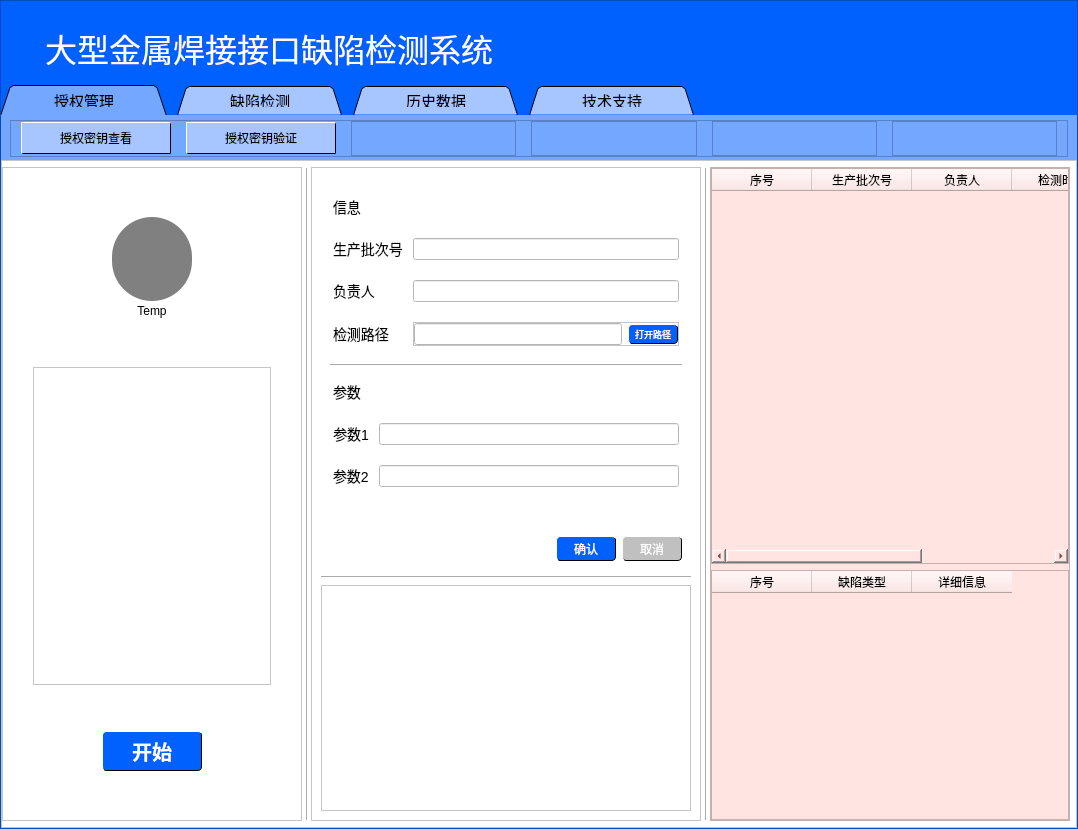
Above: WeldSentry/weldsentry_window.ui from McFly-byte/Weld before the change. Below: the same form after it.
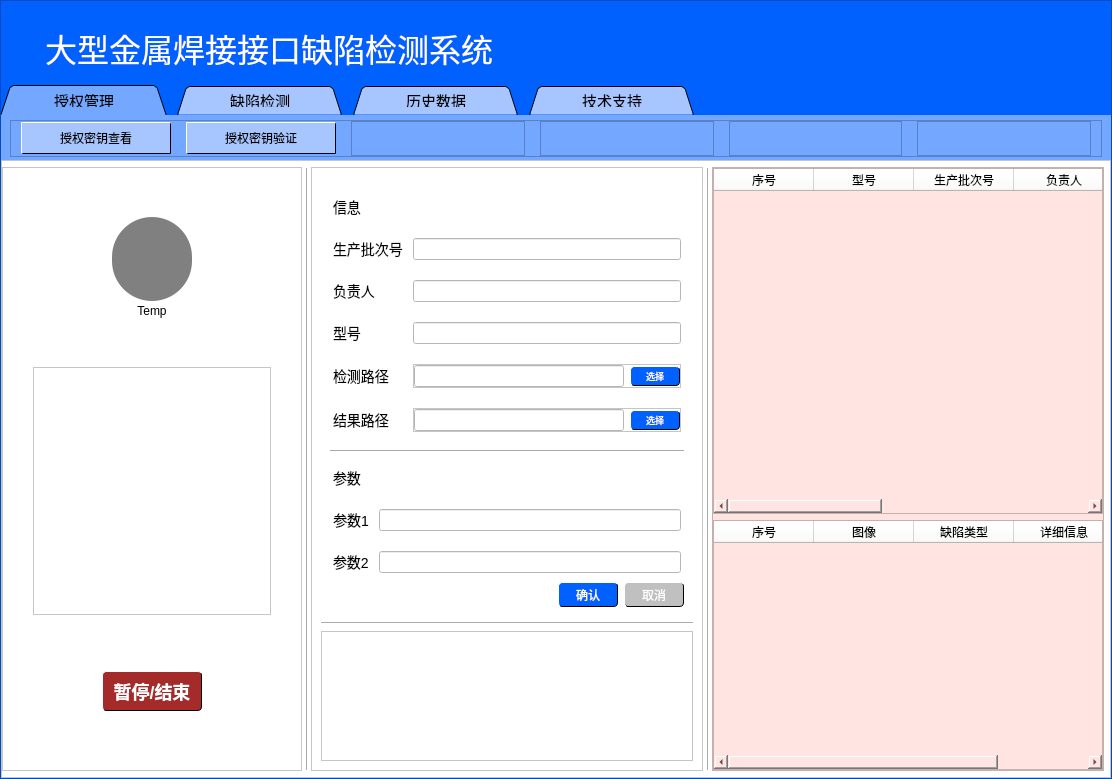
That is the form after the change. The open tabs and pages were chosen to show the change. Icons and pictures are not drawn.

Patch:
```diff
--- a/WeldSentry/weldsentry_window.ui
+++ b/WeldSentry/weldsentry_window.ui
@@ -6,8 +6,8 @@
    <rect>
     <x>0</x>
     <y>0</y>
-    <width>1078</width>
-    <height>829</height>
+    <width>1112</width>
+    <height>779</height>
    </rect>
   </property>
   <property name="sizePolicy">
@@ -1024,7 +1024,7 @@
                 </spacer>
                </item>
                <item row="2" column="1">
-                <widget class="QPushButton" name="btn_start">
+                <widget class="QStackedWidget" name="stackedWidget_2">
                  <property name="sizePolicy">
                   <sizepolicy hsizetype="Fixed" vsizetype="Fixed">
                    <horstretch>0</horstretch>
@@ -1033,12 +1033,37 @@
                  </property>
                  <property name="minimumSize">
                   <size>
-                   <width>100</width>
-                   <height>40</height>
+                   <width>120</width>
+                   <height>60</height>
                   </size>
                  </property>
-                 <property name="styleSheet">
-                  <string notr="true">QPushButton {
+                 <property name="maximumSize">
+                  <size>
+                   <width>120</width>
+                   <height>60</height>
+                  </size>
+                 </property>
+                 <property name="currentIndex">
+                  <number>0</number>
+                 </property>
+                 <widget class="QWidget" name="page">
+                  <layout class="QHBoxLayout" name="horizontalLayout_12">
+                   <item>
+                    <widget class="QPushButton" name="btn_start">
+                     <property name="sizePolicy">
+                      <sizepolicy hsizetype="Fixed" vsizetype="Fixed">
+                       <horstretch>0</horstretch>
+                       <verstretch>0</verstretch>
+                      </sizepolicy>
+                     </property>
+                     <property name="minimumSize">
+                      <size>
+                       <width>100</width>
+                       <height>40</height>
+                      </size>
+                     </property>
+                     <property name="styleSheet">
+                      <string notr="true">QPushButton {
         background-color: #0061FE;
        	border-style: solid;
         border-width: 1px;
@@ -1064,10 +1089,65 @@
     }
 
     </string>
-                 </property>
-                 <property name="text">
-                  <string>开始</string>
-                 </property>
+                     </property>
+                     <property name="text">
+                      <string>开始</string>
+                     </property>
+                    </widget>
+                   </item>
+                  </layout>
+                 </widget>
+                 <widget class="QWidget" name="page_2">
+                  <layout class="QHBoxLayout" name="horizontalLayout_13">
+                   <item>
+                    <widget class="QPushButton" name="btn_pause">
+                     <property name="sizePolicy">
+                      <sizepolicy hsizetype="Fixed" vsizetype="Fixed">
+                       <horstretch>0</horstretch>
+                       <verstretch>0</verstretch>
+                      </sizepolicy>
+                     </property>
+                     <property name="minimumSize">
+                      <size>
+                       <width>100</width>
+                       <height>40</height>
+                      </size>
+                     </property>
+                     <property name="styleSheet">
+                      <string notr="true">QPushButton {
+        background-color: brown;
+       	border-style: solid;
+        border-width: 1px;
+        border-radius: 4px; 
+		/* 边界 **/
+        border-top-color: white ;
+		border-left-color: white ;
+		border-right-color: black; 
+		border-bottom-color: black; 
+		
+		color: white;
+		font: bold 18px;
+    font-family: &quot;Microsoft YaHei&quot;;
+		
+    }
+/* 鼠标点击时的样式 */
+QPushButton:pressed  {
+        background-color: #da7171; /* 悬停时的背景颜色 */
+        position: relative; /* 相对定位 */
+        left: -2px; /* 向左轻微移动 */
+        top: -2px; /* 向上轻微移动 */
+        /* 通过改变left和top值模拟抖动效果 */
+    }
+
+    </string>
+                     </property>
+                     <property name="text">
+                      <string>暂停/结束</string>
+                     </property>
+                    </widget>
+                   </item>
+                  </layout>
+                 </widget>
                 </widget>
                </item>
               </layout>
@@ -1149,20 +1229,20 @@
                     <number>3</number>
                    </property>
                    <item row="1" column="0">
-                    <widget class="QLabel" name="lb2">
+                    <widget class="QLabel" name="lb1">
                      <property name="text">
                       <string>生产批次号</string>
                      </property>
                     </widget>
                    </item>
                    <item row="2" column="0">
-                    <widget class="QLabel" name="lb3">
+                    <widget class="QLabel" name="lb2">
                      <property name="text">
                       <string>负责人</string>
                      </property>
                     </widget>
                    </item>
-                   <item row="3" column="0">
+                   <item row="4" column="0">
                     <widget class="QLabel" name="lb4">
                      <property name="text">
                       <string>检测路径</string>
@@ -1175,7 +1255,7 @@
                    <item row="2" column="1">
                     <widget class="QLineEdit" name="le2"/>
                    </item>
-                   <item row="3" column="1">
+                   <item row="4" column="1">
                     <widget class="QFrame" name="frm_photo">
                      <property name="frameShape">
                       <enum>QFrame::StyledPanel</enum>
@@ -1200,7 +1280,7 @@
                        <number>0</number>
                       </property>
                       <item>
-                       <widget class="QLineEdit" name="le_photo"/>
+                       <widget class="QLineEdit" name="le4"/>
                       </item>
                       <item>
                        <widget class="QPushButton" name="btn_photo">
@@ -1239,7 +1319,7 @@
     </string>
                         </property>
                         <property name="text">
-                         <string>打开路径</string>
+                         <string>选择</string>
                         </property>
                        </widget>
                       </item>
@@ -1247,12 +1327,100 @@
                     </widget>
                    </item>
                    <item row="0" column="0">
-                    <widget class="QLabel" name="lb1">
+                    <widget class="QLabel" name="lb0">
                      <property name="text">
                       <string>信息</string>
                      </property>
                     </widget>
                    </item>
+                   <item row="3" column="0">
+                    <widget class="QLabel" name="lb3">
+                     <property name="text">
+                      <string>型号</string>
+                     </property>
+                    </widget>
+                   </item>
+                   <item row="3" column="1">
+                    <widget class="QLineEdit" name="le3"/>
+                   </item>
+                   <item row="5" column="1">
+                    <widget class="QFrame" name="frm_photo2">
+                     <property name="frameShape">
+                      <enum>QFrame::StyledPanel</enum>
+                     </property>
+                     <property name="frameShadow">
+                      <enum>QFrame::Raised</enum>
+                     </property>
+                     <layout class="QHBoxLayout" name="horizontalLayout_11">
+                      <property name="spacing">
+                       <number>6</number>
+                      </property>
+                      <property name="leftMargin">
+                       <number>0</number>
+                      </property>
+                      <property name="topMargin">
+                       <number>0</number>
+                      </property>
+                      <property name="rightMargin">
+                       <number>0</number>
+                      </property>
+                      <property name="bottomMargin">
+                       <number>0</number>
+                      </property>
+                      <item>
+                       <widget class="QLineEdit" name="le5"/>
+                      </item>
+                      <item>
+                       <widget class="QPushButton" name="btn_photo2">
+                        <property name="minimumSize">
+                         <size>
+                          <width>50</width>
+                          <height>20</height>
+                         </size>
+                        </property>
+                        <property name="styleSheet">
+                         <string notr="true">QPushButton {
+        background-color: #0061FE;
+       	border-style: solid;
+        border-width: 1px;
+        border-radius: 4px; 
+		/* 边界 **/
+        border-top-color: white ;
+		border-left-color: white ;
+		border-right-color: black; 
+		border-bottom-color: black; 
+		
+		color: white;
+		font:  9px;
+    font-family: &quot;Microsoft YaHei&quot;;
+		
+    }
+/* 鼠标点击时的样式 */
+QPushButton:pressed  {
+        background-color: #A7C6FF; /* 悬停时的背景颜色 */
+        position: relative; /* 相对定位 */
+        left: -2px; /* 向左轻微移动 */
+        top: -2px; /* 向上轻微移动 */
+        /* 通过改变left和top值模拟抖动效果 */
+    }
+
+    </string>
+                        </property>
+                        <property name="text">
+                         <string>选择</string>
+                        </property>
+                       </widget>
+                      </item>
+                     </layout>
+                    </widget>
+                   </item>
+                   <item row="5" column="0">
+                    <widget class="QLabel" name="lb5">
+                     <property name="text">
+                      <string>结果路径</string>
+                     </property>
+                    </widget>
+                   </item>
                   </layout>
                  </item>
                  <item>
@@ -1316,10 +1484,10 @@
                     </widget>
                    </item>
                    <item row="2" column="1">
-                    <widget class="QLineEdit" name="le4"/>
+                    <widget class="QLineEdit" name="le_para2"/>
                    </item>
                    <item row="1" column="1">
-                    <widget class="QLineEdit" name="le3"/>
+                    <widget class="QLineEdit" name="le_para1"/>
                    </item>
                   </layout>
                  </item>
@@ -1522,7 +1690,7 @@
             </property>
             <property name="maximumSize">
              <size>
-              <width>360</width>
+              <width>16777215</width>
               <height>16777215</height>
              </size>
             </property>
@@ -1554,15 +1722,40 @@
              <item>
               <widget class="QTableWidget" name="tableWidget">
                <property name="styleSheet">
-                <string notr="true">font-family: &quot;Microsoft Yahei&quot;;
+                <string notr="true">QTableWidget {
+        gridline-color: black;
+		font-family: &quot;Microsoft Yahei&quot;;
+    }
+    QTableWidget::item:hover {
+        background-color: #0061FE;
+    }
+    QTableWidget QTableCornerButton::section {
+        background: transparent;
+    }
+    QHeaderView::section {
+        background-color: white;
+    }
+
+
 
 </string>
                </property>
+               <property name="cornerButtonEnabled">
+                <bool>true</bool>
+               </property>
+               <attribute name="verticalHeaderVisible">
+                <bool>false</bool>
+               </attribute>
                <column>
                 <property name="text">
                  <string>序号</string>
                 </property>
                </column>
+               <column>
+                <property name="text">
+                 <string>型号</string>
+                </property>
+               </column>
                <column>
                 <property name="text">
                  <string>生产批次号</string>
@@ -1573,6 +1766,11 @@
                  <string>负责人</string>
                 </property>
                </column>
+               <column>
+                <property name="text">
+                 <string>图像</string>
+                </property>
+               </column>
                <column>
                 <property name="text">
                  <string>检测时间</string>
@@ -1593,11 +1791,38 @@
                  <height>250</height>
                 </size>
                </property>
+               <property name="styleSheet">
+                <string notr="true">QTableWidget {
+        gridline-color: black;
+		font-family: &quot;Microsoft Yahei&quot;;
+    }
+    QTableWidget::item:hover {
+        background-color: #0061FE;
+    }
+    QTableWidget QTableCornerButton::section {
+        background: transparent;
+    }
+    QHeaderView::section {
+        background-color: white;
+    }
+
+
+
+</string>
+               </property>
+               <attribute name="verticalHeaderVisible">
+                <bool>false</bool>
+               </attribute>
                <column>
                 <property name="text">
                  <string>序号</string>
                 </property>
                </column>
+               <column>
+                <property name="text">
+                 <string>图像</string>
+                </property>
+               </column>
                <column>
                 <property name="text">
                  <string>缺陷类型</string>
```
Left out of the diff: 22 changed lines with no effect on the pictures.
